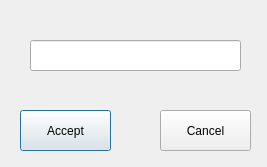
This is logiComptaProject/addrubriquesdialog.ui in ffillouxdev/LogiCompta as Qt 5 draws it before an edit. The edited form follows.
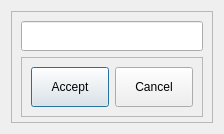
This is the edited form.

```diff
--- a/logiComptaProject/addrubriquesdialog.ui
+++ b/logiComptaProject/addrubriquesdialog.ui
@@ -6,10 +6,22 @@
    <rect>
     <x>0</x>
     <y>0</y>
-    <width>267</width>
-    <height>167</height>
+    <width>224</width>
+    <height>134</height>
    </rect>
   </property>
+  <property name="minimumSize">
+   <size>
+    <width>224</width>
+    <height>134</height>
+   </size>
+  </property>
+  <property name="maximumSize">
+   <size>
+    <width>224</width>
+    <height>134</height>
+   </size>
+  </property>
   <property name="windowTitle">
    <string>Dialog</string>
   </property>
@@ -19,48 +31,104 @@
 }
 </string>
   </property>
-  <widget class="QPushButton" name="AcceptpushButton">
-   <property name="geometry">
-    <rect>
-     <x>20</x>
-     <y>110</y>
-     <width>91</width>
-     <height>41</height>
-    </rect>
-   </property>
-   <property name="text">
-    <string>Accept</string>
-   </property>
-  </widget>
-  <widget class="QPushButton" name="CancelpushButton">
-   <property name="geometry">
-    <rect>
-     <x>160</x>
-     <y>110</y>
-     <width>91</width>
-     <height>41</height>
-    </rect>
-   </property>
-   <property name="text">
-    <string>Cancel</string>
-   </property>
-  </widget>
-  <widget class="QLineEdit" name="rubriqueLineEdit">
-   <property name="geometry">
-    <rect>
-     <x>30</x>
-     <y>40</y>
-     <width>211</width>
-     <height>31</height>
-    </rect>
-   </property>
-   <property name="styleSheet">
-    <string notr="true">#rubriqueLineEdit{
+  <layout class="QVBoxLayout" name="verticalLayout">
+   <item>
+    <widget class="QFrame" name="AllFrame">
+     <property name="frameShape">
+      <enum>QFrame::StyledPanel</enum>
+     </property>
+     <property name="frameShadow">
+      <enum>QFrame::Raised</enum>
+     </property>
+     <layout class="QVBoxLayout" name="verticalLayout_2">
+      <item>
+       <widget class="QLineEdit" name="rubriqueLineEdit">
+        <property name="minimumSize">
+         <size>
+          <width>0</width>
+          <height>30</height>
+         </size>
+        </property>
+        <property name="maximumSize">
+         <size>
+          <width>16777215</width>
+          <height>30</height>
+         </size>
+        </property>
+        <property name="styleSheet">
+         <string notr="true">#rubriqueLineEdit{
 	color: black;
 }
 </string>
-   </property>
-  </widget>
+        </property>
+       </widget>
+      </item>
+      <item>
+       <widget class="QFrame" name="ButtonsFrame">
+        <property name="minimumSize">
+         <size>
+          <width>0</width>
+          <height>60</height>
+         </size>
+        </property>
+        <property name="maximumSize">
+         <size>
+          <width>16777215</width>
+          <height>60</height>
+         </size>
+        </property>
+        <property name="frameShape">
+         <enum>QFrame::StyledPanel</enum>
+        </property>
+        <property name="frameShadow">
+         <enum>QFrame::Raised</enum>
+        </property>
+        <layout class="QHBoxLayout" name="horizontalLayout">
+         <item>
+          <widget class="QPushButton" name="AcceptpushButton">
+           <property name="minimumSize">
+            <size>
+             <width>0</width>
+             <height>35</height>
+            </size>
+           </property>
+           <property name="maximumSize">
+            <size>
+             <width>16777215</width>
+             <height>75</height>
+            </size>
+           </property>
+           <property name="text">
+            <string>Accept</string>
+           </property>
+          </widget>
+         </item>
+         <item>
+          <widget class="QPushButton" name="CancelpushButton">
+           <property name="minimumSize">
+            <size>
+             <width>0</width>
+             <height>35</height>
+            </size>
+           </property>
+           <property name="maximumSize">
+            <size>
+             <width>16777215</width>
+             <height>75</height>
+            </size>
+           </property>
+           <property name="text">
+            <string>Cancel</string>
+           </property>
+          </widget>
+         </item>
+        </layout>
+       </widget>
+      </item>
+     </layout>
+    </widget>
+   </item>
+  </layout>
  </widget>
  <resources/>
  <connections/>
```
